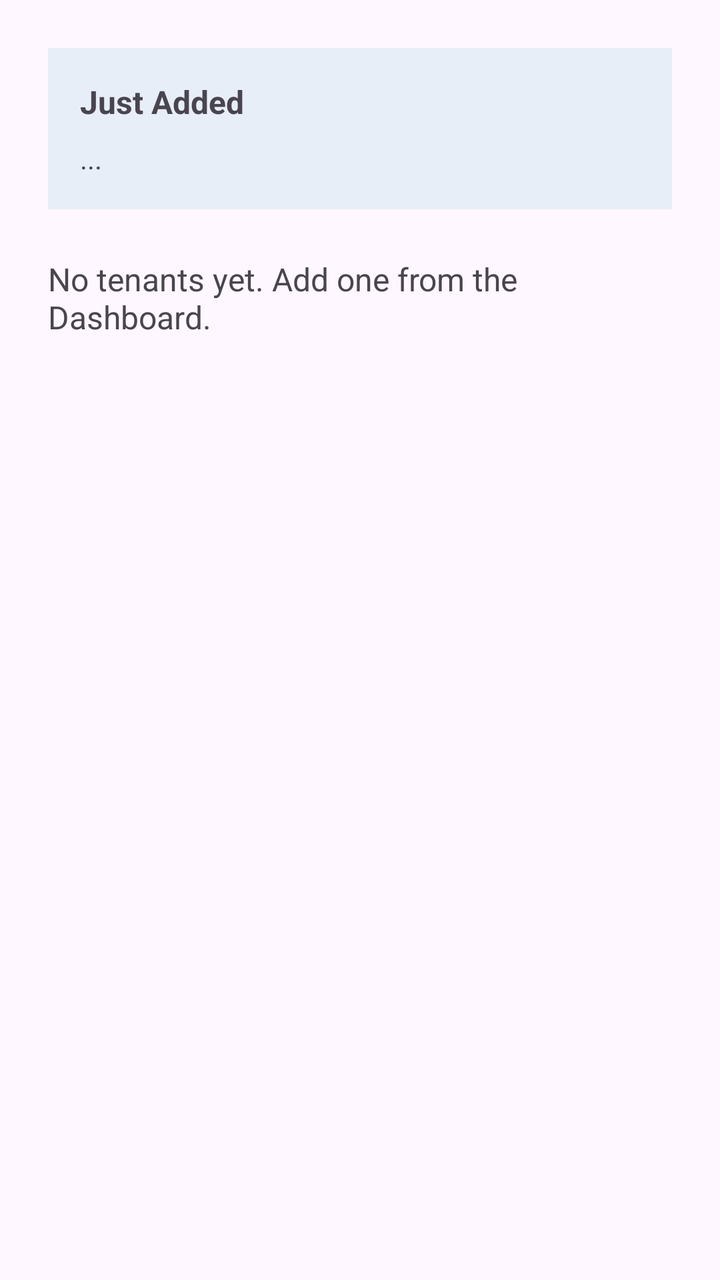
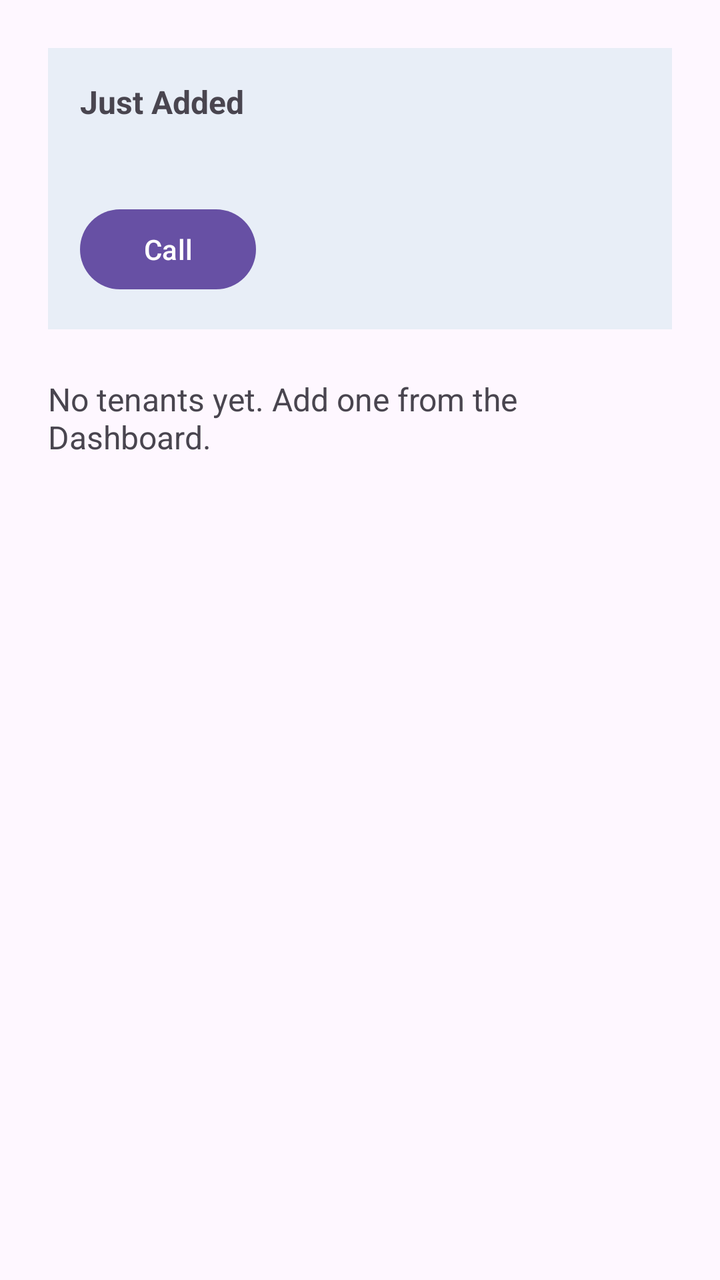

Screens rendered from an Android XML layout before and after an edit, with the pre-edit source and the edit as a unified diff.
<!-- AndroidManifest.xml: application theme Theme.TenantManagementSystem -->
<!-- res/layout/fragment_view_tenants.xml -->
<?xml version="1.0" encoding="utf-8"?>
<androidx.constraintlayout.widget.ConstraintLayout
    xmlns:android="http://schemas.android.com/apk/res/android"
    xmlns:app="http://schemas.android.com/apk/res-auto"
    android:layout_width="match_parent"
    android:layout_height="match_parent"
    android:padding="24dp">

    <LinearLayout
        android:id="@+id/newTenantGroup"
        android:layout_width="0dp"
        android:layout_height="wrap_content"
        android:orientation="vertical"
        android:background="#E8EEF7"
        android:padding="16dp"
        app:layout_constraintTop_toTopOf="parent"
        app:layout_constraintStart_toStartOf="parent"
        app:layout_constraintEnd_toEndOf="parent">

        <TextView
            android:layout_width="wrap_content"
            android:layout_height="wrap_content"
            android:text="Just Added"
            android:textStyle="bold"
            android:textSize="16sp" />

        <TextView
            android:id="@+id/newTenantTextView"
            android:layout_width="wrap_content"
            android:layout_height="wrap_content"
            android:layout_marginTop="8dp"
            android:text="..."
            android:textSize="14sp" />
    </LinearLayout>

    <TextView
        android:id="@+id/allTenantsTextView"
        android:layout_width="0dp"
        android:layout_height="0dp"
        android:layout_marginTop="24dp"
        android:text="No tenants yet. Add one from the Dashboard."
        android:textSize="16sp"
        app:layout_constraintTop_toBottomOf="@id/newTenantGroup"
        app:layout_constraintBottom_toBottomOf="parent"
        app:layout_constraintStart_toStartOf="parent"
        app:layout_constraintEnd_toEndOf="parent" />

</androidx.constraintlayout.widget.ConstraintLayout>
<!-- resources referenced by this layout -->
<resources>
  <style name="Theme.TenantManagementSystem" parent="Base.Theme.TenantManagementSystem" />
  <style name="Base.Theme.TenantManagementSystem" parent="Theme.Material3.DayNight.NoActionBar">
          
          
      </style>
</resources>

<!-- the commit's change to res/layout/fragment_view_tenants.xml (unified diff, before → after) -->
@@ -1,48 +1,63 @@
 <?xml version="1.0" encoding="utf-8"?>
-<androidx.constraintlayout.widget.ConstraintLayout
-    xmlns:android="http://schemas.android.com/apk/res/android"
-    xmlns:app="http://schemas.android.com/apk/res-auto"
-    android:layout_width="match_parent"
-    android:layout_height="match_parent"
-    android:padding="24dp">
+<layout xmlns:android="http://schemas.android.com/apk/res/android"
+    xmlns:app="http://schemas.android.com/apk/res-auto">
 
-    <LinearLayout
-        android:id="@+id/newTenantGroup"
-        android:layout_width="0dp"
-        android:layout_height="wrap_content"
-        android:orientation="vertical"
-        android:background="#E8EEF7"
-        android:padding="16dp"
-        app:layout_constraintTop_toTopOf="parent"
-        app:layout_constraintStart_toStartOf="parent"
-        app:layout_constraintEnd_toEndOf="parent">
+    <data>
+        <variable
+            name="tenant"
+            type="com.example.tenantmanagementsystem.Tenant" />
+    </data>
+
+    <androidx.constraintlayout.widget.ConstraintLayout
+        android:layout_width="match_parent"
+        android:layout_height="match_parent"
+        android:padding="24dp">
+
+        <LinearLayout
+            android:id="@+id/newTenantGroup"
+            android:layout_width="0dp"
+            android:layout_height="wrap_content"
+            android:orientation="vertical"
+            android:background="#E8EEF7"
+            android:padding="16dp"
+            app:layout_constraintTop_toTopOf="parent"
+            app:layout_constraintStart_toStartOf="parent"
+            app:layout_constraintEnd_toEndOf="parent">
+
+            <TextView
+                android:layout_width="wrap_content"
+                android:layout_height="wrap_content"
+                android:text="Just Added"
+                android:textStyle="bold"
+                android:textSize="16sp" />
+
+            <TextView
+                android:id="@+id/newTenantTextView"
+                android:layout_width="wrap_content"
+                android:layout_height="wrap_content"
+                android:layout_marginTop="8dp"
+                android:text="@{tenant != null ? tenant.summary() : ``}"
+                android:textSize="14sp" />
+
+            <Button
+                android:id="@+id/callButton"
+                android:layout_width="wrap_content"
+                android:layout_height="wrap_content"
+                android:layout_marginTop="12dp"
+                android:text="@string/call" />
+        </LinearLayout>
 
         <TextView
-            android:layout_width="wrap_content"
-            android:layout_height="wrap_content"
-            android:text="Just Added"
-            android:textStyle="bold"
-            android:textSize="16sp" />
+            android:id="@+id/allTenantsTextView"
+            android:layout_width="0dp"
+            android:layout_height="0dp"
+            android:layout_marginTop="24dp"
+            android:text="No tenants yet. Add one from the Dashboard."
+            android:textSize="16sp"
+            app:layout_constraintTop_toBottomOf="@id/newTenantGroup"
+            app:layout_constraintBottom_toBottomOf="parent"
+            app:layout_constraintStart_toStartOf="parent"
+            app:layout_constraintEnd_toEndOf="parent" />
 
-        <TextView
-            android:id="@+id/newTenantTextView"
-            android:layout_width="wrap_content"
-            android:layout_height="wrap_content"
-            android:layout_marginTop="8dp"
-            android:text="..."
-            android:textSize="14sp" />
-    </LinearLayout>
-
-    <TextView
-        android:id="@+id/allTenantsTextView"
-        android:layout_width="0dp"
-        android:layout_height="0dp"
-        android:layout_marginTop="24dp"
-        android:text="No tenants yet. Add one from the Dashboard."
-        android:textSize="16sp"
-        app:layout_constraintTop_toBottomOf="@id/newTenantGroup"
-        app:layout_constraintBottom_toBottomOf="parent"
-        app:layout_constraintStart_toStartOf="parent"
-        app:layout_constraintEnd_toEndOf="parent" />
-
-</androidx.constraintlayout.widget.ConstraintLayout>
+    </androidx.constraintlayout.widget.ConstraintLayout>
+</layout>
<!-- resource entries referenced after the edit -->
@@ -1,5 +1,6 @@
 <!-- resources referenced by this layout -->
 <resources>
+  <string name="call">Call</string>
   <style name="Theme.TenantManagementSystem" parent="Base.Theme.TenantManagementSystem" />
   <style name="Base.Theme.TenantManagementSystem" parent="Theme.Material3.DayNight.NoActionBar">
           
